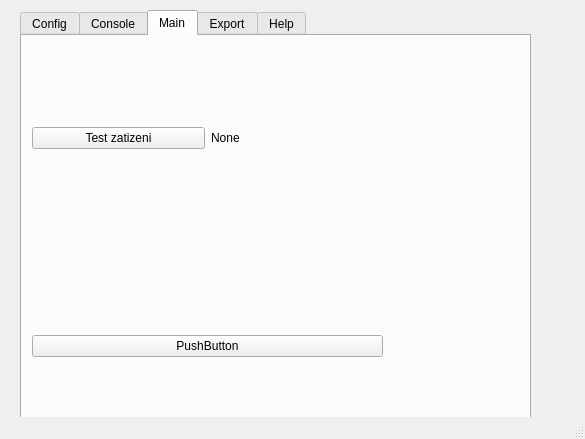
Before: the Qt Designer form tester_adapteru/mainwindow.ui in lamasek/customer_fast, drawn with Qt 5.
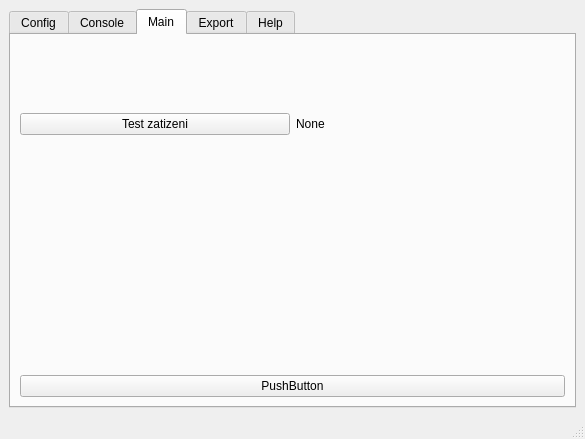
After: the same form once the commit is applied. Custom widgets are drawn as their Qt base class.

Commit message: first working GUI with 3 full graps and hover func

Diff of the .ui file:
```diff
--- a/tester_adapteru/mainwindow.ui
+++ b/tester_adapteru/mainwindow.ui
@@ -20,15 +20,9 @@
      <verstretch>0</verstretch>
     </sizepolicy>
    </property>
+   <layout class="QVBoxLayout" name="verticalLayout_3">
+    <item>
    <widget class="QTabWidget" name="tabWidget">
-    <property name="geometry">
-     <rect>
-      <x>20</x>
-      <y>10</y>
-      <width>511</width>
-      <height>451</height>
-     </rect>
-    </property>
     <property name="currentIndex">
      <number>2</number>
     </property>
@@ -88,28 +82,8 @@
      <attribute name="title">
       <string>Main</string>
      </attribute>
-     <widget class="QScrollBar" name="verticalScrollBar">
-      <property name="geometry">
-       <rect>
-        <x>620</x>
-        <y>90</y>
-        <width>16</width>
-        <height>160</height>
-       </rect>
-      </property>
-      <property name="orientation">
-       <enum>Qt::Vertical</enum>
-      </property>
-     </widget>
-     <widget class="QWidget" name="verticalLayoutWidget">
-      <property name="geometry">
-       <rect>
-        <x>10</x>
-        <y>40</y>
-        <width>351</width>
-        <height>281</height>
-       </rect>
-      </property>
+       <layout class="QVBoxLayout" name="verticalLayout_2">
+        <item>
       <layout class="QVBoxLayout" name="verticalLayout">
        <item>
         <layout class="QHBoxLayout" name="horizontalLayout_2">
@@ -147,7 +121,8 @@
         </widget>
        </item>
       </layout>
-     </widget>
+        </item>
+       </layout>
     </widget>
     <widget class="QWidget" name="tab_export">
      <attribute name="title">
@@ -160,6 +135,8 @@
      </attribute>
     </widget>
    </widget>
+    </item>
+   </layout>
   </widget>
   <widget class="QMenuBar" name="menubar">
    <property name="geometry">
```
Left out of the diff: 2 changed lines with no effect on the pictures. Lines whose indentation alone changed are shown as unchanged. The commit also changes 3 other files.
